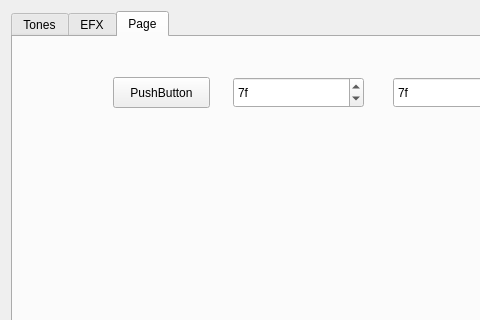
The window that PatchUI.ui (marcelbonnet/QStage) describes before a commit, drawn with Qt 5; both pictures show x 0 to 480 and y 0 to 320 of the 1340 by 559 pixel window.
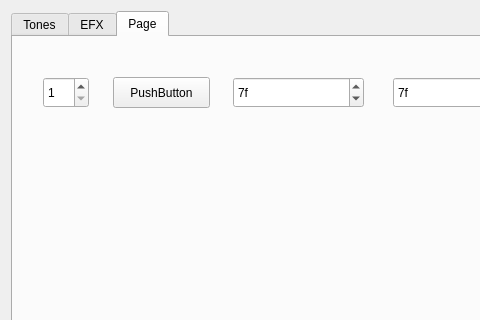
The same window after the commit. The open tabs and pages were chosen to show the change.

Commit message: TESTES: código de dump PATCH => XP30

What changed in the file:
```diff
--- a/PatchUI.ui
+++ b/PatchUI.ui
@@ -1585,6 +1585,22 @@
         <number>16</number>
        </property>
       </widget>
+      <widget class="QSpinBox" name="spinBox">
+       <property name="geometry">
+        <rect>
+         <x>30</x>
+         <y>40</y>
+         <width>46</width>
+         <height>31</height>
+        </rect>
+       </property>
+       <property name="minimum">
+        <number>1</number>
+       </property>
+       <property name="maximum">
+        <number>9999</number>
+       </property>
+      </widget>
      </widget>
     </widget>
    </item>
```
Left out of the diff: 2 changed lines with no effect on the pictures. The commit also changes 6 other files.
